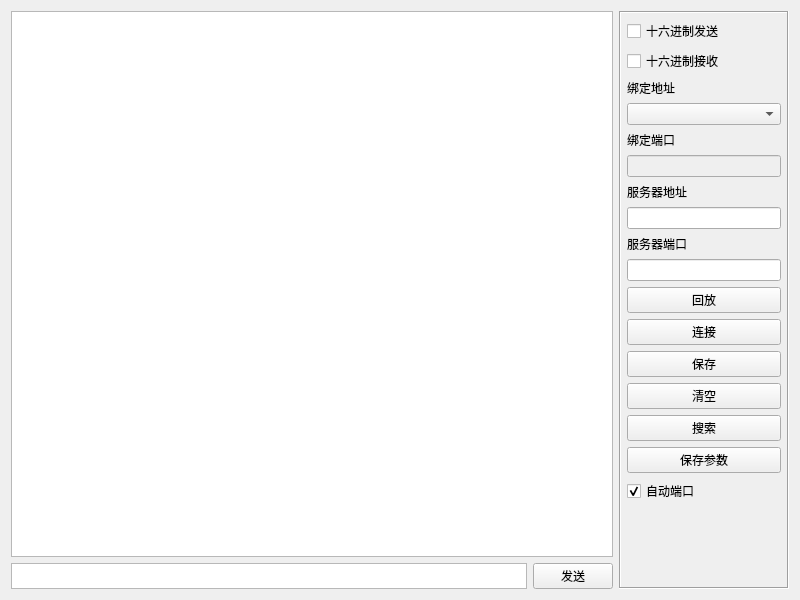
Old version of the form tcpclient.ui in the repository Viorae/FinalNetTool.
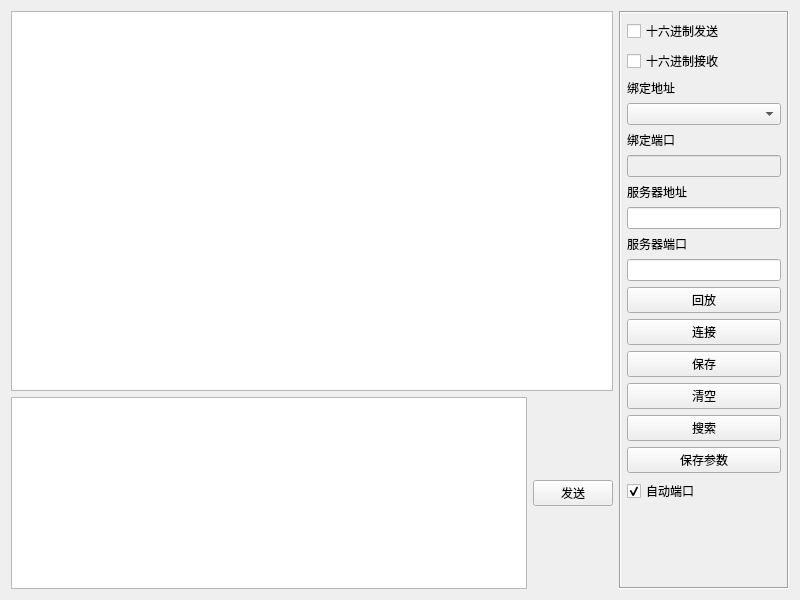
New version of the form.

```diff
--- a/tcpclient.ui
+++ b/tcpclient.ui
@@ -17,11 +17,17 @@
    <item row="0" column="0" colspan="2">
     <widget class="QTextEdit" name="txtMain">
      <property name="sizePolicy">
-      <sizepolicy hsizetype="Ignored" vsizetype="Expanding">
+      <sizepolicy hsizetype="Ignored" vsizetype="Preferred">
        <horstretch>0</horstretch>
        <verstretch>0</verstretch>
       </sizepolicy>
      </property>
+     <property name="minimumSize">
+      <size>
+       <width>0</width>
+       <height>0</height>
+      </size>
+     </property>
      <property name="readOnly">
       <bool>true</bool>
      </property>
@@ -222,7 +228,7 @@
    <item row="1" column="0">
     <widget class="QTextEdit" name="sendtxt">
      <property name="sizePolicy">
-      <sizepolicy hsizetype="Minimum" vsizetype="Ignored">
+      <sizepolicy hsizetype="Minimum" vsizetype="Fixed">
        <horstretch>0</horstretch>
        <verstretch>0</verstretch>
       </sizepolicy>
@@ -232,7 +238,7 @@
    <item row="1" column="1">
     <widget class="QPushButton" name="btnSend">
      <property name="sizePolicy">
-      <sizepolicy hsizetype="Minimum" vsizetype="Preferred">
+      <sizepolicy hsizetype="Minimum" vsizetype="Fixed">
        <horstretch>0</horstretch>
        <verstretch>0</verstretch>
       </sizepolicy>
```
Left out of the diff: 12 changed lines with no effect on the pictures.
